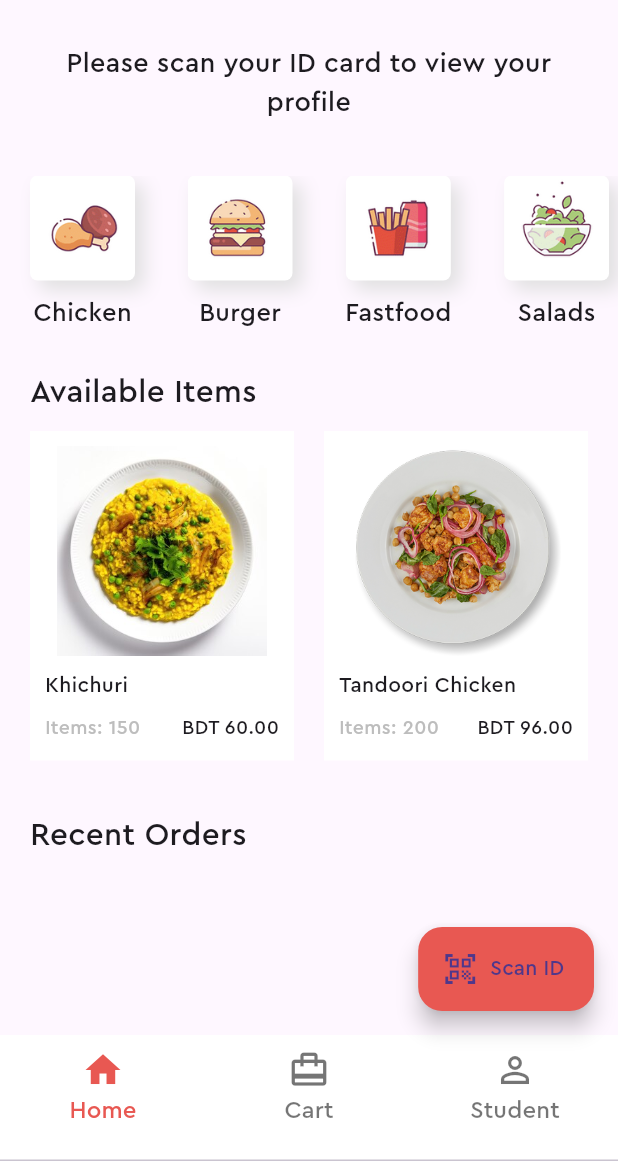
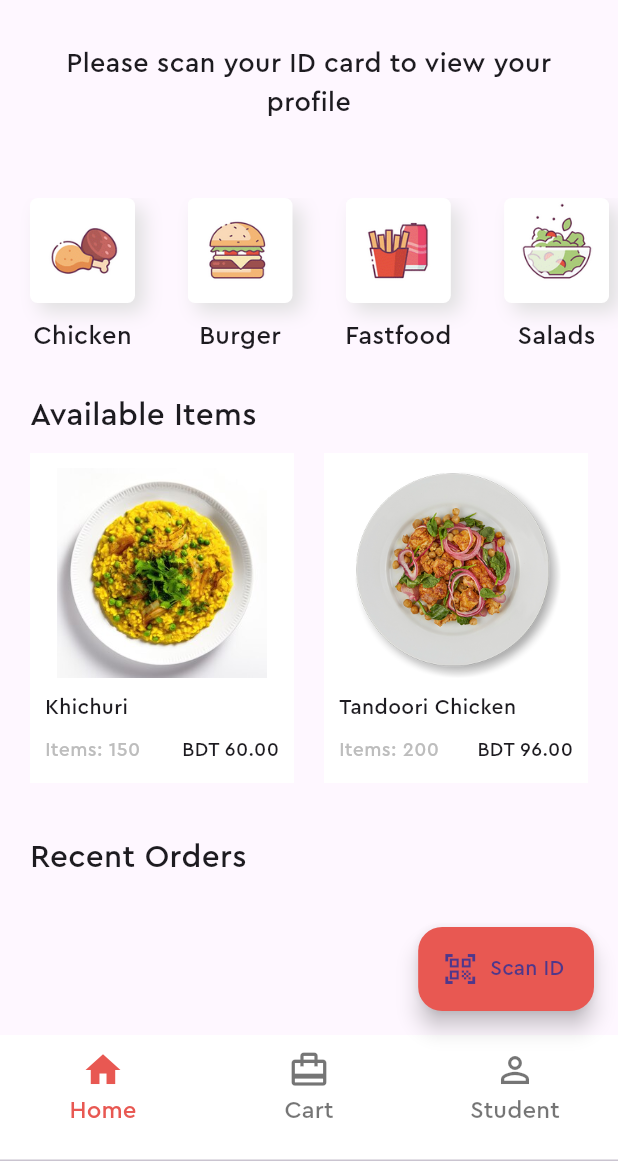
Before and after one commit to shakib-h/cashless_cafe, a Flutter app: the screen it shows after launch, on a phone screen of 412 x 824 dp, the part 75-1236 px from its top. Run offline on Flutter 3.47's test engine with Material 3 defaults, Android fonts, the phone set to English and light mode, and no system bars; our stand-ins replace shared_preferences; missing offline and left inert: dart:ffi, flutter_barcode_scanner.

Commit message:
minor changes

```diff
--- a/lib/app/tabs/home/home.dart
+++ b/lib/app/tabs/home/home.dart
@@ -84,7 +84,7 @@ class _HomeState extends State<Home> {
     },
     {
       'name': 'Drinks',
-      'image': 'images/Icon-005.png',
+      'image': 'images/Icon-003.png',
     },
   ];
 
@@ -123,7 +123,7 @@ class _HomeState extends State<Home> {
                   ? Container(
                       margin: const EdgeInsets.only(
                         top: 30.0,
-                        bottom: 15.0,
+                        bottom: 30.0,
                       ),
                       child: const Text(
                         'Please scan your ID card to view your profile',
```
